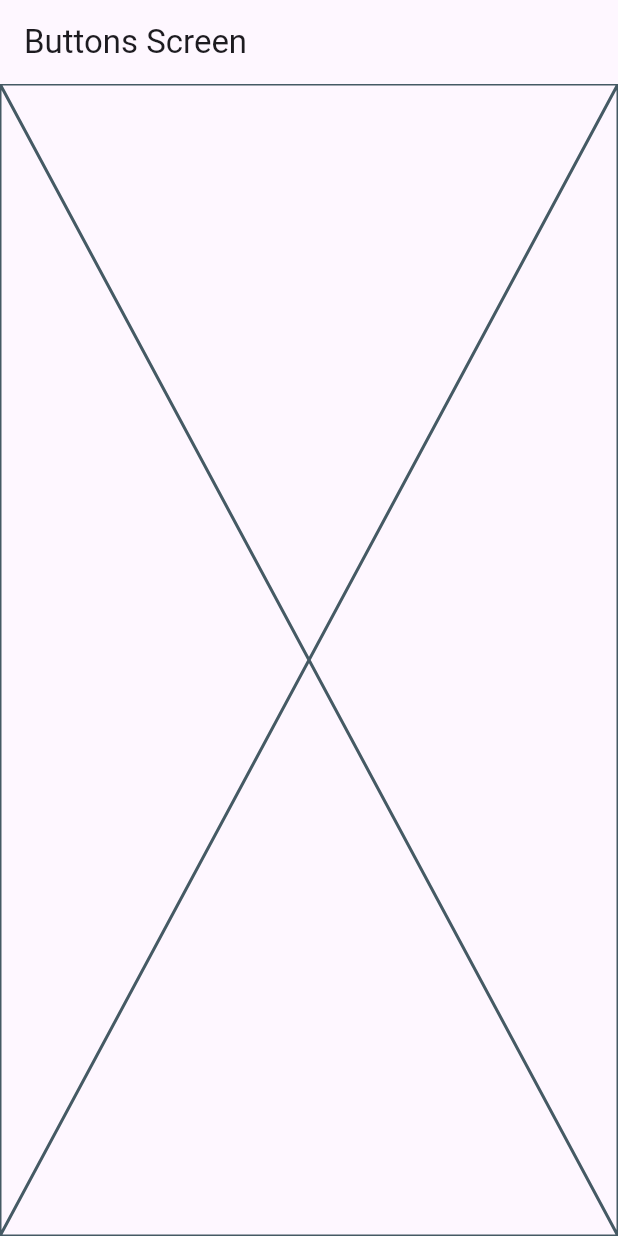
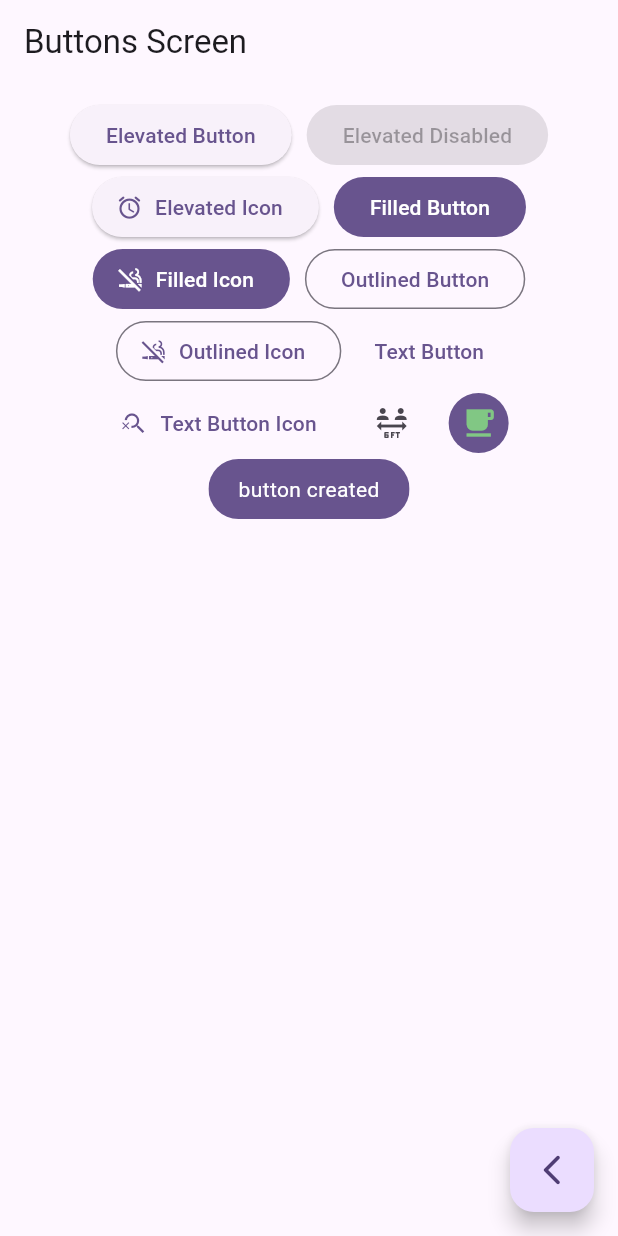
Before and after one commit to Juancarlos56/Dark-Flutter-Course-dev-telles, a Flutter app: the ButtonScreen screen opened by its route, on a phone screen of 412 x 824 dp. Run offline on Flutter 3.47's test engine with Material 3 defaults, Android fonts, the phone set to English and light mode, and no system bars; our stand-ins replace animate_do, dio, go_router, video_player.

Commit message:
types buttons for UI

```diff
--- a/widgets_app/lib/presentation/screens/buttons/buttons_screens.dart
+++ b/widgets_app/lib/presentation/screens/buttons/buttons_screens.dart
@@ -1,4 +1,5 @@
 import 'package:flutter/material.dart';
+import 'package:go_router/go_router.dart';
 
 class ButtonScreen extends StatelessWidget {
   static const String name = 'buttons_screen';
@@ -11,7 +12,102 @@
       appBar: AppBar(
         title: const Text('Buttons Screen'),
       ),
-      body: const Placeholder(),
+      body: const _BottonsView(),
+      floatingActionButton: FloatingActionButton(
+        child: const Icon(Icons.arrow_back_ios_new_rounded),
+        onPressed: () {
+          //Regresar a la pagina anterior
+          context.pop();
+        },
+      ),
     );
   }
 }
+
+class _BottonsView extends StatelessWidget {
+  const _BottonsView();
+
+  @override
+  Widget build(BuildContext context) {
+    final colors = Theme.of(context).colorScheme;
+    return SizedBox(
+      width: double.infinity,
+      child: Padding(
+        padding: const EdgeInsets.symmetric(horizontal: 10, vertical: 10),
+        child: Wrap(
+          spacing: 10,
+          //crossAxisAlignment: WrapCrossAlignment.center,
+          alignment: WrapAlignment.center,
+          children: [
+            ElevatedButton(
+                onPressed: () {}, child: const Text('Elevated Button')),
+            const ElevatedButton(
+                onPressed: null, child: Text('Elevated Disabled')),
+            ElevatedButton.icon(
+                onPressed: () {},
+                icon: const Icon(Icons.access_alarm_rounded),
+                label: const Text('Elevated Icon')),
+            FilledButton(onPressed: () {}, child: const Text('Filled Button')),
+            FilledButton.icon(
+              onPressed: () {},
+              icon: const Icon(Icons.vape_free),
+              label: const Text('Filled Icon'),
+            ),
+            OutlinedButton(
+              onPressed: () {},
+              child: const Text('Outlined Button'),
+            ),
+            OutlinedButton.icon(
+              onPressed: () {},
+              icon: const Icon(Icons.vape_free),
+              label: const Text('Outlined Icon'),
+            ),
+            TextButton(
+              onPressed: () {},
+              child: const Text('Text Button'),
+            ),
+            TextButton.icon(
+              onPressed: () {},
+              icon: const Icon(Icons.search_off_outlined),
+              label: const Text('Text Button Icon'),
+            ),
+            IconButton(onPressed: () {}, icon: const Icon(Icons.six_ft_apart)),
+            IconButton(
+              onPressed: () {},
+              icon: const Icon(Icons.free_breakfast),
+              style: ButtonStyle(
+                  backgroundColor: MaterialStatePropertyAll(colors.primary),
+                  iconColor: MaterialStatePropertyAll(Colors.green.shade300)),
+            ),
+            const CustomButton()
+          ],
+        ),
+      ),
+    );
+  }
+}
+
+class CustomButton extends StatelessWidget {
+  const CustomButton({super.key});
+
+  @override
+  Widget build(BuildContext context) {
+    final colors = Theme.of(context).colorScheme;
+
+    return ClipRRect(
+      borderRadius: BorderRadius.circular(20),
+      child: Material(
+        color: colors.primary,
+        child: InkWell(
+          onTap: () {},
+          child: const Padding(
+              padding: EdgeInsets.symmetric(horizontal: 20, vertical: 10),
+              child: Text(
+                'button created',
+                style: TextStyle(color: Colors.white),
+              )),
+        ),
+      ),
+    );
+  }
+}
```
